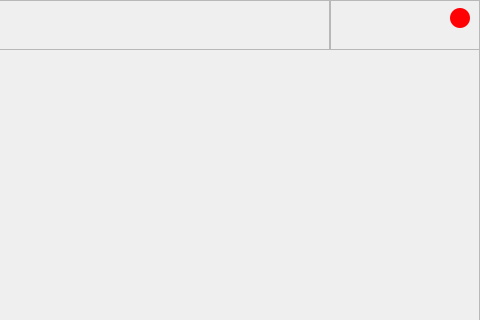
The window that main.ui (Dusk-afk/YouTube-Scraper) describes before a commit, drawn with Qt 5; both pictures show x 520 to 1000 and y 0 to 320 of the 1000 by 600 pixel window.
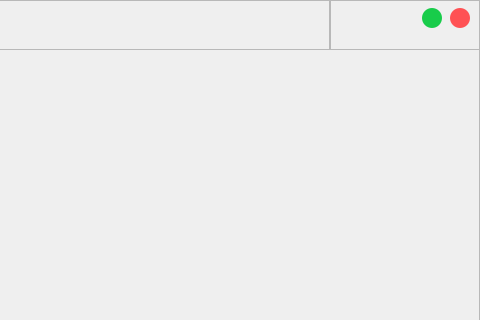
The same window after the commit. Icons and pictures are not drawn.

Commit message: Added custom titlebar with buttons

```diff
--- a/main.ui
+++ b/main.ui
@@ -229,8 +229,36 @@
         </rect>
        </property>
        <property name="styleSheet">
-        <string notr="true">border-radius: 10px;
-background-color: rgb(255, 0, 4);</string>
+        <string notr="true">QPushButton{
+border-radius: 10px;
+background-color: rgb(255, 81, 84);
+}
+QPushButton::Hover{
+	background-color: rgb(255, 43, 46);
+}</string>
+       </property>
+       <property name="text">
+        <string/>
+       </property>
+      </widget>
+      <widget class="QPushButton" name="minimizeButton">
+       <property name="geometry">
+        <rect>
+         <x>92</x>
+         <y>8</y>
+         <width>20</width>
+         <height>20</height>
+        </rect>
+       </property>
+       <property name="styleSheet">
+        <string notr="true">QPushButton{
+border-radius: 10px;
+background-color: rgb(24, 204, 74);
+}
+QPushButton::Hover{
+	background-color: rgb(0, 250, 69);
+}
+</string>
        </property>
        <property name="text">
         <string/>
```
Left out of the diff: 2 changed lines with no effect on the pictures. The commit also changes 1 other file.
